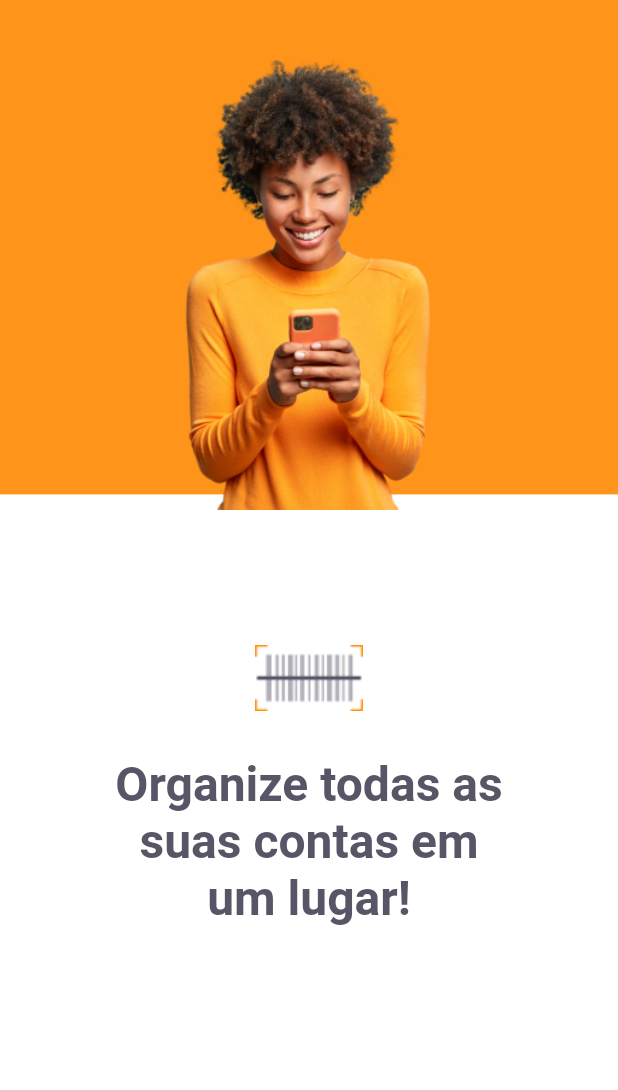
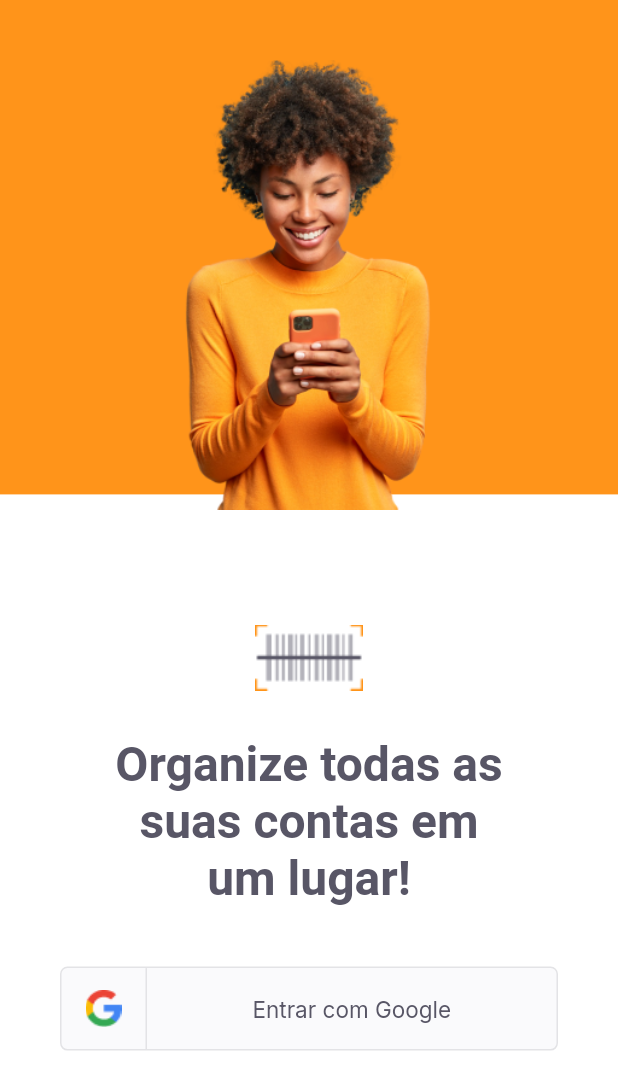
Before and after one commit to dgioielli/NLW_Togther_Flutter, a Flutter app: the screen it shows after launch, on a phone screen of 412 x 824 dp. Shown: the top 1090 px of the screen. Run offline on Flutter 3.47's test engine with Material 2 defaults, Android fonts, the phone set to English and light mode, and no system bars; our stand-ins replace google_fonts.

Commit message:
Implementação básica da tela de login sem acesso.

```diff
--- a/payflow/lib/modules/login/LoginPage.dart
+++ b/payflow/lib/modules/login/LoginPage.dart
@@ -1,4 +1,5 @@
 import 'package:flutter/material.dart';
+import 'package:payflow/shared/socialLogin/socialLoginButton.dart';
 import 'package:payflow/shared/themes/AppColors.dart';
 import 'package:payflow/shared/themes/AppImages.dart';
 import 'package:payflow/shared/themes/AppTextStyles.dart';
@@ -32,7 +33,7 @@ class _LoginPageState extends State<LoginPage> {
                 right: 0,
                 child: Image.asset(AppImages.person, width: 208, height: 300)),
             Positioned(
-              bottom: size.height * 0.25,
+              bottom: size.height * 0.15,
               left: 0,
               right: 0,
               child: Column(
@@ -48,6 +49,13 @@ class _LoginPageState extends State<LoginPage> {
                       style: AppTextStyles.titleHome,
                     ),
                   ),
+                  Padding(
+                    padding:
+                        const EdgeInsets.only(left: 40, right: 40, top: 40),
+                    child: SocialLoginButton(
+                      onTap: () => {print("Clicou")},
+                    ),
+                  ),
                 ],
               ),
             )
--- a/payflow/lib/shared/socialLogin/socialLoginButton.dart
+++ b/payflow/lib/shared/socialLogin/socialLoginButton.dart
@@ -1,10 +1,42 @@
 import 'package:flutter/material.dart';
+import 'package:payflow/shared/themes/AppColors.dart';
+import 'package:payflow/shared/themes/AppImages.dart';
+import 'package:payflow/shared/themes/AppTextStyles.dart';
 
 class SocialLoginButton extends StatelessWidget {
-  const SocialLoginButton({Key? key}) : super(key: key);
+  final VoidCallback onTap;
+  const SocialLoginButton({Key? key, required this.onTap}) : super(key: key);
 
   @override
   Widget build(BuildContext context) {
-    return Container();
+    return InkWell(
+      onTap: this.onTap,
+      child: Container(
+        decoration: BoxDecoration(
+            color: AppColors.shape,
+            borderRadius: BorderRadius.circular(5),
+            border: Border.fromBorderSide(BorderSide(color: AppColors.stroke))),
+        height: 56,
+        child: Row(
+          children: [
+            Container(
+                width: 56, child: Center(child: Image.asset(AppImages.google))),
+            Container(
+              height: 56,
+              width: 1,
+              color: AppColors.stroke,
+            ),
+            Expanded(
+              flex: 4,
+              child: Text(
+                "Entrar com Google",
+                style: AppTextStyles.buttonGray,
+                textAlign: TextAlign.center,
+              ),
+            )
+          ],
+        ),
+      ),
+    );
   }
 }
```
